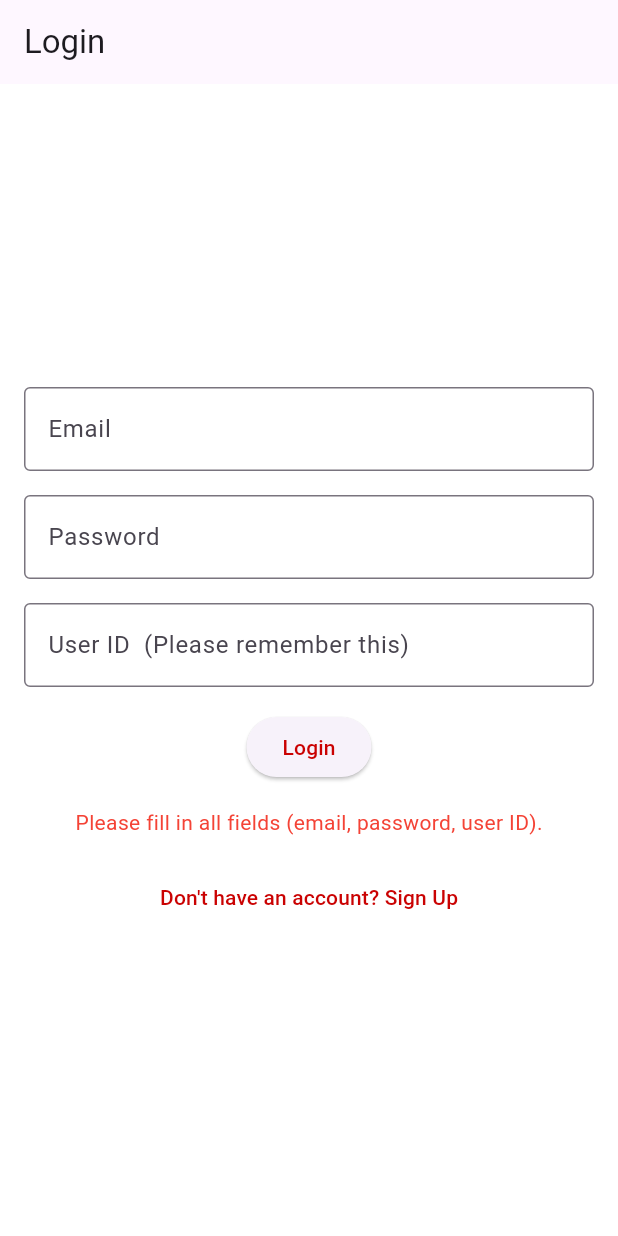
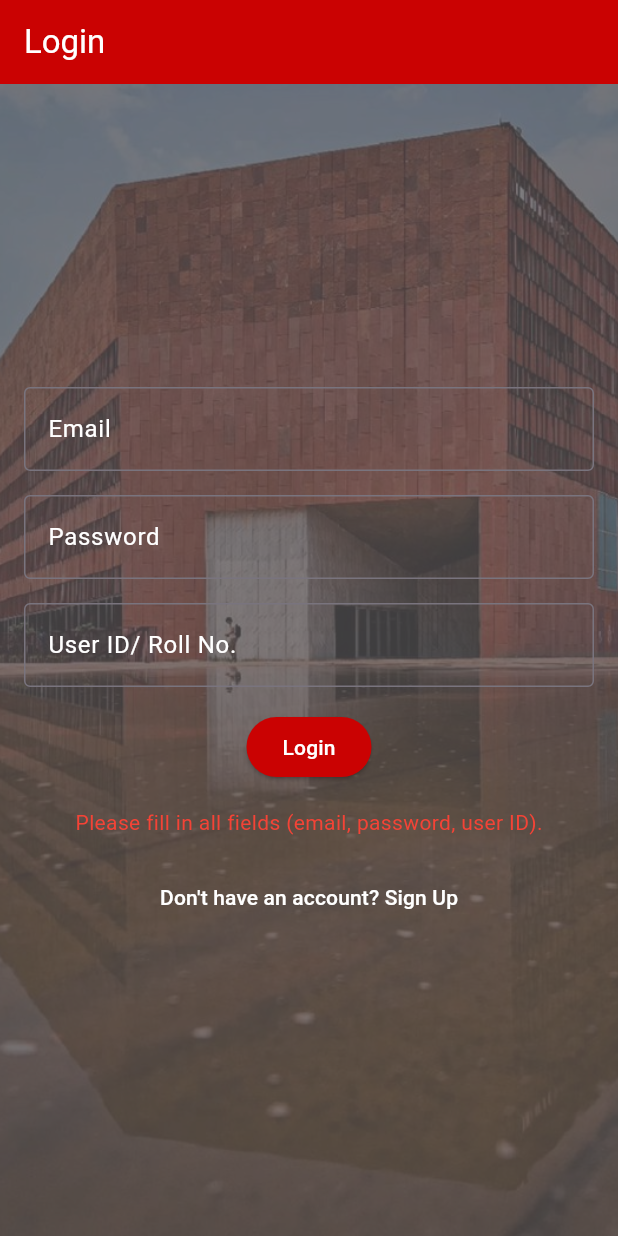
Before and after one commit to ArmaanAhuja-7777/ThaparBot-frontend, a Flutter app: the screen it shows after launch, after a tap on "Login", on a phone screen of 412 x 824 dp. Run offline on Flutter 3.47's test engine with Material 3 defaults, Android fonts, the light colour scheme and no system bars; our stand-ins replace animated_text_kit, shared_preferences; network calls fail.

Commit message:
app almost made fully

```diff
--- a/lib/auth/auth.dart
+++ b/lib/auth/auth.dart
@@ -33,7 +33,7 @@ class _AuthScreenState extends State<AuthScreen> {
           _nameController.text.isEmpty) {
         setState(() {
           _errorMessage =
-              'Please fill in all fields (email, password, user ID and name).';
+              'Please fill in all fields (email, password, user ID, and name).';
         });
         return;
       }
@@ -60,11 +60,6 @@ class _AuthScreenState extends State<AuthScreen> {
       final String password = _passwordController.text;
       final String userId = _userIdController.text;
       final String name = _nameController.text;
-
-      print(email);
-      print(password);
-      print(userId);
-      print(name);
 
       if (_isSignup) {
         // Handle signup
@@ -101,56 +96,85 @@ class _AuthScreenState extends State<AuthScreen> {
   @override
   Widget build(BuildContext context) {
     return Scaffold(
-      backgroundColor: Colors.white,
       appBar: AppBar(
         title: Text(
-            _isSignup ? 'Sign Up' : 'Login'), // Title changes based on the mode
+          _isSignup ? 'Sign Up' : 'Login',
+          style: TextStyle(color: Colors.white),
         ),
-      body: Padding(
-        padding: const EdgeInsets.all(16.0),
+        backgroundColor: Constants.KThaparColor,
+      ),
+      body: Stack(
+        children: [
+          // Background image
+          Positioned.fill(
+              child: Opacity(
+            opacity: 0.5,
+            child: Image.asset(
+              'assets/images/thapar.jpg', // Replace with the path to your image
+              fit: BoxFit.cover,
+            ),
+          )),
+          // Content with semi-transparent background
+          Positioned.fill(
+            child: Container(
+              color: Colors.black.withOpacity(0.5), // Semi-transparent overlay
               child: Center(
                 child: SingleChildScrollView(
+                  child: Padding(
+                    padding: const EdgeInsets.all(16.0),
                     child: Column(
                       mainAxisAlignment: MainAxisAlignment.center,
                       children: <Widget>[
                         // Name input for signup
                         if (_isSignup) ...[
                           TextField(
+                            style: TextStyle(color: Colors.white),
                             controller: _nameController,
                             decoration: InputDecoration(
                               labelText: 'Name',
+                              labelStyle: TextStyle(color: Colors.white),
                               border: OutlineInputBorder(),
                               hintText: 'Enter your full name',
+                              hintStyle: TextStyle(color: Colors.white54),
                             ),
                           ),
                           SizedBox(height: 16),
                         ],
                         TextField(
+                          style: TextStyle(color: Colors.white),
                           controller: _emailController,
                           decoration: InputDecoration(
                             labelText: 'Email',
+                            labelStyle: TextStyle(color: Colors.white),
                             border: OutlineInputBorder(),
                             hintText: 'Enter your email',
+                            hintStyle: TextStyle(color: Colors.white54),
                           ),
                           keyboardType: TextInputType.emailAddress,
                         ),
                         SizedBox(height: 16),
                         TextField(
+                          style: TextStyle(color: Colors.white),
                           controller: _passwordController,
                           decoration: InputDecoration(
                             labelText: 'Password',
+                            labelStyle: TextStyle(color: Colors.white),
                             border: OutlineInputBorder(),
                             hintText: 'Enter your password',
+                            hintStyle: TextStyle(color: Colors.white54),
                           ),
                           obscureText: true,
                         ),
                         SizedBox(height: 16),
                         TextField(
+                          style: TextStyle(color: Colors.white),
                           controller: _userIdController,
                           decoration: InputDecoration(
-                    labelText: 'User ID  (Please remember this)',
+                            labelText: 'User ID/ Roll No.',
+                            labelStyle: TextStyle(color: Colors.white),
                             border: OutlineInputBorder(),
                             hintText: 'Enter your unique user ID',
+                            hintStyle: TextStyle(color: Colors.white54),
                           ),
                         ),
                         SizedBox(height: 16),
@@ -161,8 +185,11 @@ class _AuthScreenState extends State<AuthScreen> {
                             onPressed: _authenticate,
                             child: Text(
                               _isSignup ? 'Sign Up' : 'Login',
-                      style: TextStyle(color: Constants.KThaparColor),
-                    ), // Button text changes based on the mode
+                              style: TextStyle(color: Colors.white),
+                            ),
+                            style: ElevatedButton.styleFrom(
+                              backgroundColor: Constants.KThaparColor,
+                            ),
                           ),
                         SizedBox(height: 16),
                         if (_errorMessage.isNotEmpty)
@@ -174,14 +201,15 @@ class _AuthScreenState extends State<AuthScreen> {
                         TextButton(
                           onPressed: () {
                             setState(() {
-                      _isSignup = !_isSignup; // Toggle between signup and login
+                              _isSignup =
+                                  !_isSignup; // Toggle between signup and login
                             });
                           },
                           child: Text(
                             _isSignup
                                 ? 'Already have an account? Login'
                                 : 'Don\'t have an account? Sign Up',
-                    style: TextStyle(color: Constants.KThaparColor),
+                            style: TextStyle(color: Colors.white),
                           ),
                         ),
                       ],
@@ -189,6 +217,10 @@ class _AuthScreenState extends State<AuthScreen> {
                   ),
                 ),
               ),
+            ),
+          ),
+        ],
+      ),
     );
   }
 }
--- a/lib/handlers/authHandlers.dart
+++ b/lib/handlers/authHandlers.dart
@@ -14,7 +14,8 @@ class AuthHandler {
     required String password,
   }) async {
     // API URL for login (replace with your backend login endpoint)
-    final String apiUrl = 'http://localhost:5000/api/auth/login';
+    final String apiUrl =
+        'https://thaparbot-backend.onrender.com/api/auth/login';
 
     // Prepare data to send in the request body
     final Map<String, String> loginData = {
@@ -62,7 +63,8 @@ class AuthHandler {
       required String password,
       required String userId}) async {
     // API URL for signup (replace with your backend signup endpoint)
-    final String apiUrl = 'http://localhost:5000/api/auth/register';
+    final String apiUrl =
+        'https://thaparbot-backend.onrender.com/api/auth/register';
 
     // Prepare data to send in the request body
     final Map<String, String> signupData = {
--- a/lib/handlers/chatBotHandler.dart
+++ b/lib/handlers/chatBotHandler.dart
@@ -14,7 +14,7 @@ class ChatBotHandler {
       print(chatSessionId);
       final response = await http.post(
         Uri.parse(
-            'http://localhost:5000/api/chatbot/getresponse'), // Replace with your backend URL
+            'https://thaparbot-backend.onrender.com/api/chatbot/getresponse'), // Replace with your backend URL
         headers: {'Content-Type': 'application/json'},
         body: json.encode({
           'user_id': userId,
--- a/lib/main.dart
+++ b/lib/main.dart
@@ -1,4 +1,5 @@
 import 'package:flutter/material.dart';
+import 'package:thapar_chatbot/screens/chatpage.dart';
 import 'package:thapar_chatbot/screens/splashScreen.dart';
 
 void main() {
--- a/lib/screens/splashScreen.dart
+++ b/lib/screens/splashScreen.dart
@@ -9,12 +9,10 @@ class SplashScreen extends StatefulWidget {
 }
 
 class _SplashScreenState extends State<SplashScreen> {
-  // Set a timer to navigate to the next screen after 3 seconds
   @override
   void initState() {
     super.initState();
     Timer(Duration(seconds: 5), () {
-      // Navigate to the main screen after the splash screen
       Navigator.pushReplacement(
         context,
         MaterialPageRoute(builder: (context) => AuthScreen()),
@@ -25,24 +23,30 @@ class _SplashScreenState extends State<SplashScreen> {
   @override
   Widget build(BuildContext context) {
     return Scaffold(
-      backgroundColor:
-          Colors.white, // Set the background color of the splash screen
-      body: Center(
+      body: Stack(
+        fit: StackFit.expand,
+        children: <Widget>[
+          // Background image with opacity
+
+          // Content over the image
+          Center(
             child: Column(
               mainAxisAlignment: MainAxisAlignment.center,
               children: <Widget>[
-            Icon(
-              Icons
-                  .chat_bubble_outline, // Set your splash screen logo/icon here
-              size: 100.0,
-              color: Colors.white,
+                Image(
+                  image: AssetImage(
+                    'assets/images/thaparbot-logo.png',
+                  ),
+                  height: 100,
                 ),
                 SizedBox(height: 20),
-            Text('Welcome to',
+                Text(
+                  'Welcome to',
                   style: TextStyle(
                       color: Colors.red,
                       fontSize: 20,
-                    fontWeight: FontWeight.bold)),
+                      fontWeight: FontWeight.bold),
+                ),
                 AnimatedTextKit(
                   animatedTexts: [
                     TypewriterAnimatedText(
@@ -58,9 +62,11 @@ class _SplashScreenState extends State<SplashScreen> {
                   pause: const Duration(milliseconds: 1000),
                   displayFullTextOnTap: true,
                   stopPauseOnTap: true,
-            )
+                ),
               ],
             ),
+          ),
+        ],
       ),
     );
   }
--- a/pubspec.yaml
+++ b/pubspec.yaml
@@ -63,8 +63,8 @@ flutter:
   uses-material-design: true
 
   # To add assets to your application, add an assets section, like this:
-  # assets:
-  #   - images/a_dot_burr.jpeg
+  assets:
+    - assets/images/
   #   - images/a_dot_ham.jpeg
 
   # An image asset can refer to one or more resolution-specific "variants", see
```
Also changed, not shown: lib/handlers/messageHandlers.dart (added, +70 -0 lines), lib/screens/chatpage.dart (+111 -11 lines), assets/images/thapar.jpg (added), assets/images/thaparbot-logo.png (added), 1 other file. Lines whose indentation alone changed are shown as unchanged.
